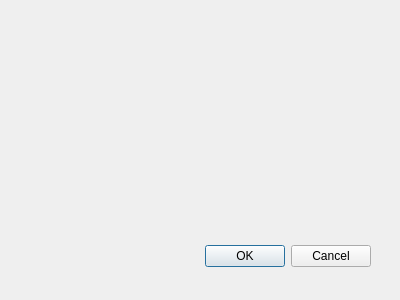
This is TooMuchFood/highscore.ui in AshtariEsric/TooMuchFood_QT as Qt 5 draws it before an edit. The edited form follows.
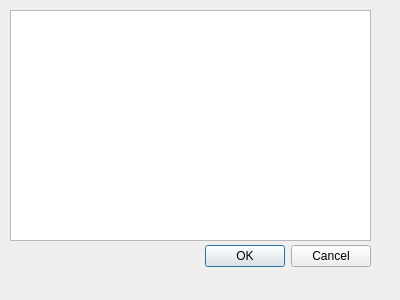
This is the edited form.

The edit to the form file:
```diff
--- a/TooMuchFood/highscore.ui
+++ b/TooMuchFood/highscore.ui
@@ -29,6 +29,16 @@
     <set>QDialogButtonBox::Cancel|QDialogButtonBox::Ok</set>
    </property>
   </widget>
+  <widget class="QListView" name="listView">
+   <property name="geometry">
+    <rect>
+     <x>10</x>
+     <y>10</y>
+     <width>361</width>
+     <height>231</height>
+    </rect>
+   </property>
+  </widget>
  </widget>
  <resources/>
  <connections>
```
